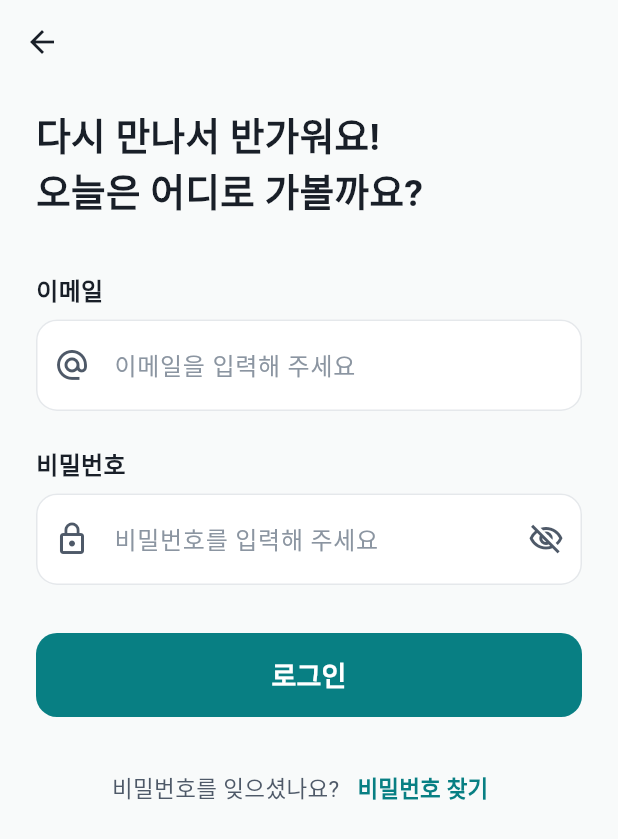
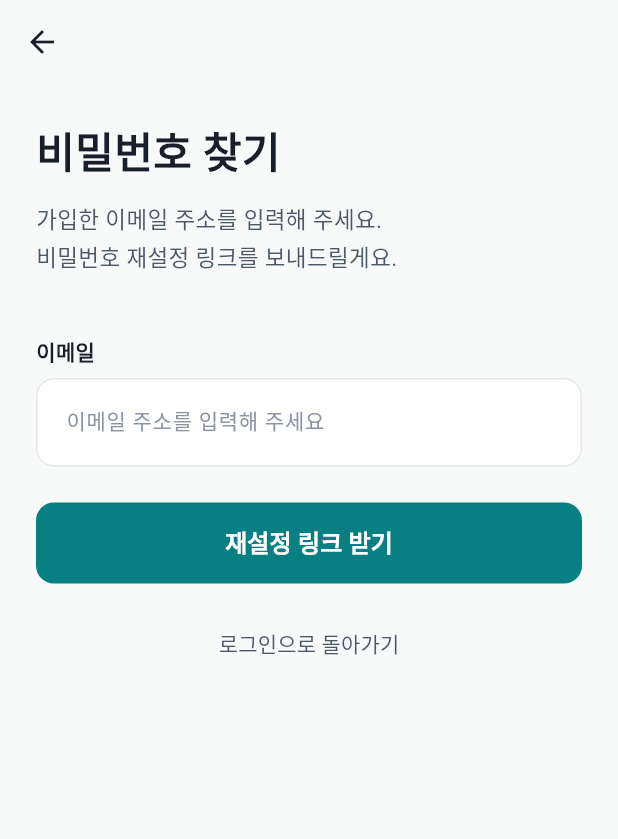
Before and after one commit to sky688372-wq/daily_route, a Flutter app: the LoginScreen screen opened directly, after a tap on "비밀번호 찾기", on a phone screen of 412 x 824 dp. Shown: the top 839 px of the screen. Run offline on Flutter 3.47's test engine with Material 3 defaults, Android fonts, the phone set to English and light mode, and no system bars.

Commit message:
feat : 비밀번호 찾기 화면 추가 및 로그인 화면과 연결

```diff
--- /dev/null
+++ b/lib/screen/auth/forgot_password_screen.dart
@@ -0,0 +1,207 @@
+import 'package:daily_route/core/theme/app_color.dart';
+import 'package:flutter/material.dart';
+
+class ForgotPasswordScreen extends StatefulWidget {
+  const ForgotPasswordScreen({super.key});
+
+  @override
+  State<ForgotPasswordScreen> createState() => _ForgotPasswordScreenState();
+}
+
+class _ForgotPasswordScreenState extends State<ForgotPasswordScreen> {
+  // 입력 컨트롤러
+  final TextEditingController _emailCtrl = TextEditingController();
+
+  @override
+  void dispose() {
+    _emailCtrl.dispose();
+    super.dispose();
+  }
+
+  @override
+  Widget build(BuildContext context) {
+    return Scaffold(
+      // 뒤로 가기용 앱바
+      appBar: AppBar(
+        backgroundColor: AppColor.background,
+        foregroundColor: AppColor.textPrimary,
+        surfaceTintColor: Colors.transparent,
+        elevation: 0,
+      ),
+
+      // 배경색
+      backgroundColor: AppColor.background,
+
+      // 시작점
+      body: SafeArea(
+        child: SingleChildScrollView(
+          // 가상 키보드 상태의 오버플로우 막기
+          child: Padding(
+            padding: const EdgeInsets.symmetric(horizontal: 24),
+            child: Column(
+              mainAxisAlignment: MainAxisAlignment.start,
+              crossAxisAlignment: CrossAxisAlignment.start,
+              children: [
+                const SizedBox(height: 24),
+
+                // 제목
+                const Text(
+                  '비밀번호 찾기',
+                  style: TextStyle(
+                    fontSize: 28,
+                    fontWeight: FontWeight.w700,
+                    color: AppColor.textPrimary,
+                  ),
+                ),
+
+                const SizedBox(height: 12),
+
+                // 안내 문구
+                const Text(
+                  '가입한 이메일 주소를 입력해 주세요.\n비밀번호 재설정 링크를 보내드릴게요.',
+                  style: TextStyle(
+                    fontSize: 15,
+                    height: 1.6,
+                    color: AppColor.textSecondary,
+                  ),
+                ),
+
+                const SizedBox(height: 40),
+
+                // 이메일 입력
+                const Text(
+                  '이메일',
+                  style: TextStyle(
+                    fontSize: 14,
+                    fontWeight: FontWeight.w600,
+                    color: AppColor.textPrimary,
+                  ),
+                ),
+
+                const SizedBox(height: 8),
+
+                TextField(
+                  controller: _emailCtrl,
+                  keyboardType: TextInputType.emailAddress,
+                  textInputAction: TextInputAction.done,
+                  autocorrect: false,
+                  style: const TextStyle(
+                    fontSize: 15,
+                    color: AppColor.textPrimary,
+                  ),
+                  decoration: InputDecoration(
+                    hintText: '이메일 주소를 입력해 주세요',
+                    hintStyle: const TextStyle(
+                      fontSize: 14,
+                      color: AppColor.hint,
+                    ),
+                    filled: true,
+                    fillColor: AppColor.inputBackground,
+                    contentPadding: const EdgeInsets.symmetric(
+                      horizontal: 16,
+                      vertical: 18,
+                    ),
+                    enabledBorder: OutlineInputBorder(
+                      borderRadius: BorderRadius.circular(12),
+                      borderSide: const BorderSide(
+                        color: AppColor.inputBorder,
+                      ),
+                    ),
+                    focusedBorder: OutlineInputBorder(
+                      borderRadius: BorderRadius.circular(12),
+                      borderSide: const BorderSide(
+                        color: AppColor.inputFocusedBorder,
+                        width: 1.5,
+                      ),
+                    ),
+                  ),
+                ),
+
+                const SizedBox(height: 24),
+
+                // 비밀번호 재설정 버튼
+                SizedBox(
+                  width: double.infinity,
+                  height: 54,
+                  child: ElevatedButton(
+                    onPressed: () {
+                      final email = _emailCtrl.text.trim();
+
+                      if (email.isEmpty) {
+                        ScaffoldMessenger.of(context).showSnackBar(
+                          const SnackBar(
+                            content: Text('이메일 주소를 입력해 주세요.'),
+                          ),
+                        );
+                        return;
+                      }
+
+                      if (!RegExp(r'^[^\s@]+@[^\s@]+\.[^\s@]+$')
+                          .hasMatch(email)) {
+                        ScaffoldMessenger.of(context).showSnackBar(
+                          const SnackBar(
+                            content: Text('올바른 이메일 주소를 입력해 주세요.'),
+                          ),
+                        );
+                        return;
+                      }
+
+                      FocusScope.of(context).unfocus();
+
+                      // todo: 비밀번호 재설정 이메일 발송 API 연결
+                      // todo: API 응답에 따라 성공 또는 오류 안내
+
+                      ScaffoldMessenger.of(context).showSnackBar(
+                        const SnackBar(
+                          content: Text('비밀번호 재설정 기능은 준비 중입니다.'),
+                        ),
+                      );
+                    },
+                    style: ElevatedButton.styleFrom(
+                      backgroundColor: AppColor.primary,
+                      foregroundColor: AppColor.onPrimary,
+                      elevation: 0,
+                      shape: RoundedRectangleBorder(
+                        borderRadius: BorderRadius.circular(12),
+                      ),
+                    ),
+                    child: const Text(
+                      '재설정 링크 받기',
+                      style: TextStyle(
+                        fontSize: 16,
+                        fontWeight: FontWeight.w600,
+                      ),
+                    ),
+                  ),
+                ),
+
+                const SizedBox(height: 16),
+
+                // 로그인 화면으로 돌아가기
+                Center(
+                  child: TextButton(
+                    onPressed: () {
+                      Navigator.pop(context);
+                    },
+                    style: TextButton.styleFrom(
+                      foregroundColor: AppColor.textSecondary,
+                    ),
+                    child: const Text(
+                      '로그인으로 돌아가기',
+                      style: TextStyle(
+                        fontSize: 14,
+                        fontWeight: FontWeight.w500,
+                      ),
+                    ),
+                  ),
+                ),
+
+                const SizedBox(height: 24),
+              ],
+            ),
+          ),
+        ),
+      ),
+    );
+  }
+}
--- a/lib/screen/auth/login_screen.dart
+++ b/lib/screen/auth/login_screen.dart
@@ -1,4 +1,5 @@
 import 'package:daily_route/core/theme/app_color.dart';
+import 'package:daily_route/screen/auth/forgot_password_screen.dart';
 import 'package:flutter/material.dart';
 
 class LoginScreen extends StatefulWidget {
@@ -88,9 +89,7 @@ class _LoginScreenState extends State<LoginScreen> {
                       color: AppColor.textSecondary,
                     ),
                     hintText: '이메일을 입력해 주세요',
-                    hintStyle: const TextStyle(
-                      color: AppColor.hint,
-                    ),
+                    hintStyle: const TextStyle(color: AppColor.hint),
                     filled: true,
                     fillColor: AppColor.inputBackground,
                     contentPadding: const EdgeInsets.symmetric(
@@ -99,9 +98,7 @@ class _LoginScreenState extends State<LoginScreen> {
                     ),
                     enabledBorder: OutlineInputBorder(
                       borderRadius: BorderRadius.circular(14),
-                      borderSide: const BorderSide(
-                        color: AppColor.inputBorder,
-                      ),
+                      borderSide: const BorderSide(color: AppColor.inputBorder),
                     ),
                     focusedBorder: OutlineInputBorder(
                       borderRadius: BorderRadius.circular(14),
@@ -145,9 +142,7 @@ class _LoginScreenState extends State<LoginScreen> {
                       color: AppColor.textSecondary,
                     ),
                     suffixIcon: IconButton(
-                      tooltip: _obscurePassword
-                          ? '비밀번호 표시'
-                          : '비밀번호 숨기기',
+                      tooltip: _obscurePassword ? '비밀번호 표시' : '비밀번호 숨기기',
                       onPressed: () {
                         setState(() {
                           _obscurePassword = !_obscurePassword;
@@ -161,9 +156,7 @@ class _LoginScreenState extends State<LoginScreen> {
                       ),
                     ),
                     hintText: '비밀번호를 입력해 주세요',
-                    hintStyle: const TextStyle(
-                      color: AppColor.hint,
-                    ),
+                    hintStyle: const TextStyle(color: AppColor.hint),
                     filled: true,
                     fillColor: AppColor.inputBackground,
                     contentPadding: const EdgeInsets.symmetric(
@@ -172,9 +165,7 @@ class _LoginScreenState extends State<LoginScreen> {
                     ),
                     enabledBorder: OutlineInputBorder(
                       borderRadius: BorderRadius.circular(14),
-                      borderSide: const BorderSide(
-                        color: AppColor.inputBorder,
-                      ),
+                      borderSide: const BorderSide(color: AppColor.inputBorder),
                     ),
                     focusedBorder: OutlineInputBorder(
                       borderRadius: BorderRadius.circular(14),
@@ -235,7 +226,12 @@ class _LoginScreenState extends State<LoginScreen> {
                         foregroundColor: AppColor.primary,
                       ),
                       onPressed: () {
-                        // todo: 비밀번호 찾기 화면으로 이동하기
+                        Navigator.push(
+                          context,
+                          MaterialPageRoute(
+                            builder: (context) => const ForgotPasswordScreen(),
+                          ),
+                        );
                       },
                       child: const Text(
                         '비밀번호 찾기',
```
